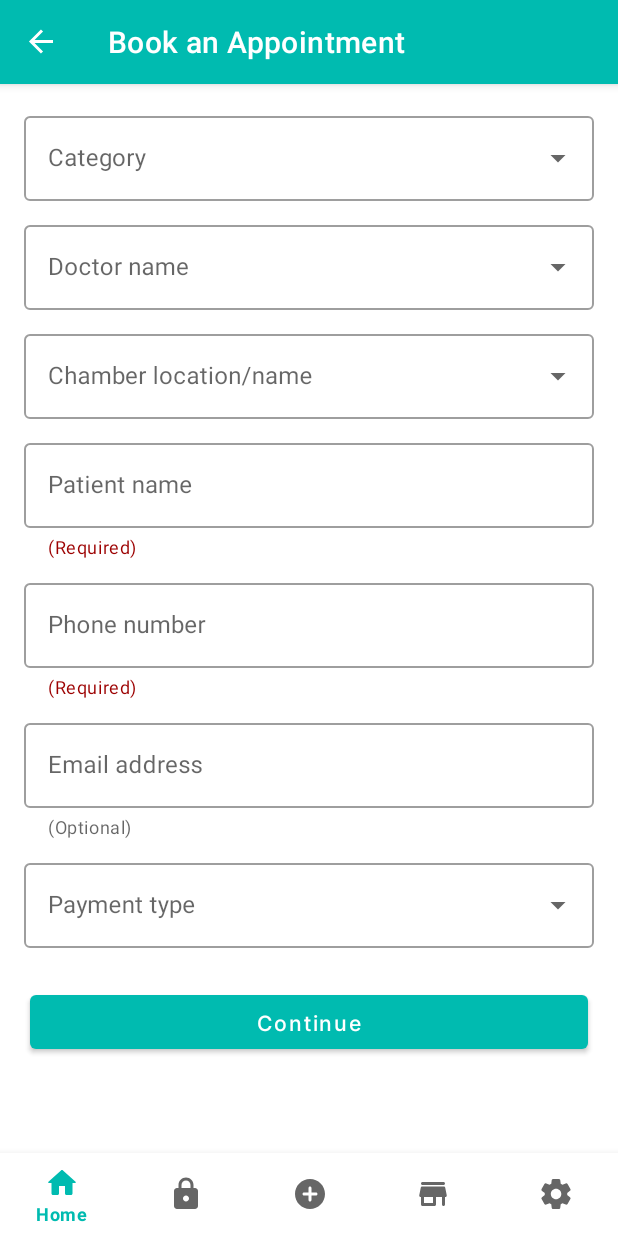
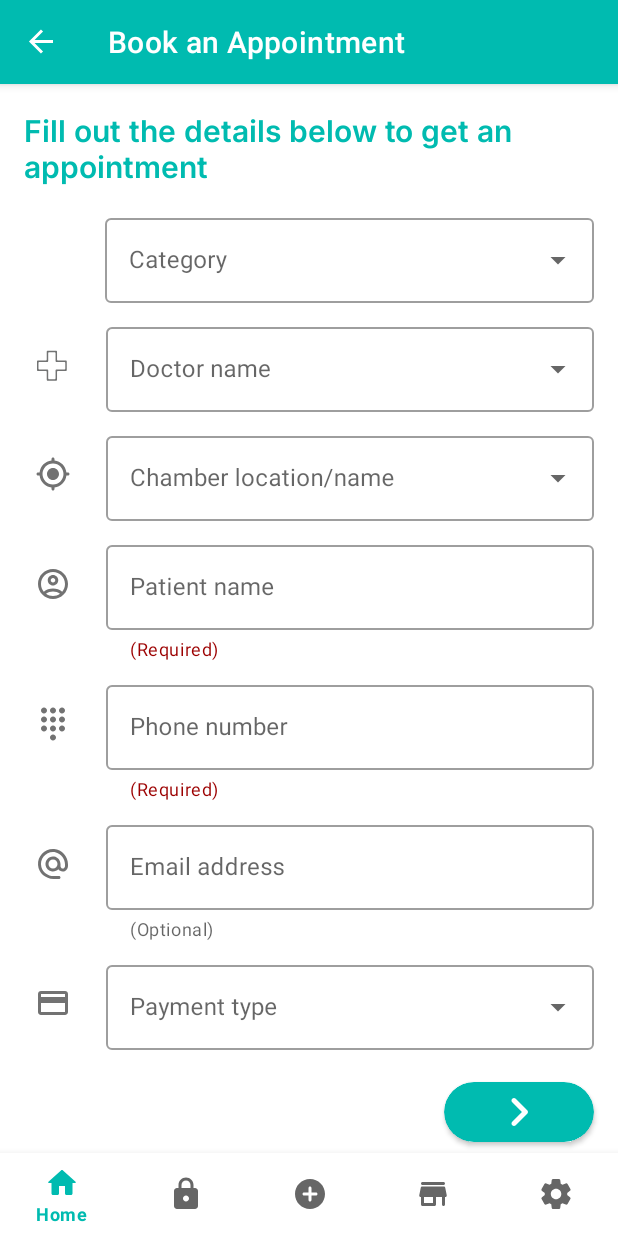
Before and after one commit to badKAPAV/vigor, an Android app: the AppointmentFormFragment screen opened through its navigation route, on a phone screen of 412 x 824 dp. Run offline under Robolectric (Android 15) with nearby library versions, the phone set to English and light mode, and no system bars; our stand-ins replace navigation-ui; Roboto replaces fonts that are not available here.

Commit message:
initial commit

```diff
--- a/app/src/main/java/com/example/vigor/HelpFragment.kt
+++ b/app/src/main/java/com/example/vigor/pageFragments/HelpFragment.kt
@@ -1,10 +1,11 @@
-package com.example.vigor
+package com.example.vigor.pageFragments
 
 import android.os.Bundle
 import androidx.fragment.app.Fragment
 import android.view.LayoutInflater
 import android.view.View
 import android.view.ViewGroup
+import com.example.vigor.R
 
 class HelpFragment : Fragment() {
 
--- /dev/null
+++ b/app/src/main/res/drawable/ic_account_outline_black.xml
@@ -0,0 +1,6 @@
+<vector android:height="24dp" android:tint="#727272"
+    android:viewportHeight="24" android:viewportWidth="24"
+    android:width="24dp" xmlns:android="http://schemas.android.com/apk/res/android">
+    <path android:fillColor="@android:color/white" android:pathData="M12,2C6.48,2 2,6.48 2,12s4.48,10 10,10s10,-4.48 10,-10S17.52,2 12,2zM7.35,18.5C8.66,17.56 10.26,17 12,17s3.34,0.56 4.65,1.5C15.34,19.44 13.74,20 12,20S8.66,19.44 7.35,18.5zM18.14,17.12L18.14,17.12C16.45,15.8 14.32,15 12,15s-4.45,0.8 -6.14,2.12l0,0C4.7,15.73 4,13.95 4,12c0,-4.42 3.58,-8 8,-8s8,3.58 8,8C20,13.95 19.3,15.73 18.14,17.12z"/>
+    <path android:fillColor="@android:color/white" android:pathData="M12,6c-1.93,0 -3.5,1.57 -3.5,3.5S10.07,13 12,13s3.5,-1.57 3.5,-3.5S13.93,6 12,6zM12,11c-0.83,0 -1.5,-0.67 -1.5,-1.5S11.17,8 12,8s1.5,0.67 1.5,1.5S12.83,11 12,11z"/>
+</vector>
--- /dev/null
+++ b/app/src/main/res/drawable/ic_arrow_right_white.xml
@@ -0,0 +1,5 @@
+<vector android:autoMirrored="true" android:height="24dp"
+    android:tint="#FFFFFF" android:viewportHeight="24"
+    android:viewportWidth="24" android:width="24dp" xmlns:android="http://schemas.android.com/apk/res/android">
+    <path android:fillColor="@android:color/white" android:pathData="M9.29,15.88L13.17,12 9.29,8.12c-0.39,-0.39 -0.39,-1.02 0,-1.41 0.39,-0.39 1.02,-0.39 1.41,0l4.59,4.59c0.39,0.39 0.39,1.02 0,1.41L10.7,17.3c-0.39,0.39 -1.02,0.39 -1.41,0 -0.38,-0.39 -0.39,-1.03 0,-1.42z"/>
+</vector>
--- /dev/null
+++ b/app/src/main/res/drawable/ic_email_icon_black.xml
@@ -0,0 +1,5 @@
+<vector android:height="24dp" android:tint="#727272"
+    android:viewportHeight="24" android:viewportWidth="24"
+    android:width="24dp" xmlns:android="http://schemas.android.com/apk/res/android">
+    <path android:fillColor="@android:color/white" android:pathData="M12.72,2.03C6.63,1.6 1.6,6.63 2.03,12.72 2.39,18.01 7.01,22 12.31,22H16c0.55,0 1,-0.45 1,-1s-0.45,-1 -1,-1h-3.67c-3.73,0 -7.15,-2.42 -8.08,-6.03 -1.49,-5.8 3.91,-11.21 9.71,-9.71C17.58,5.18 20,8.6 20,12.33v1.1c0,0.79 -0.71,1.57 -1.5,1.57s-1.5,-0.78 -1.5,-1.57v-1.25c0,-2.51 -1.78,-4.77 -4.26,-5.12 -3.4,-0.49 -6.27,2.45 -5.66,5.87 0.34,1.91 1.83,3.49 3.72,3.94 1.84,0.43 3.59,-0.16 4.74,-1.33 0.89,1.22 2.67,1.86 4.3,1.21 1.34,-0.53 2.16,-1.9 2.16,-3.34v-1.09c0,-5.31 -3.99,-9.93 -9.28,-10.29zM12,15c-1.66,0 -3,-1.34 -3,-3s1.34,-3 3,-3 3,1.34 3,3 -1.34,3 -3,3z"/>
+</vector>
--- /dev/null
+++ b/app/src/main/res/drawable/ic_location_round.xml
@@ -0,0 +1,5 @@
+<vector android:height="24dp" android:tint="#727272"
+    android:viewportHeight="24" android:viewportWidth="24"
+    android:width="24dp" xmlns:android="http://schemas.android.com/apk/res/android">
+    <path android:fillColor="@android:color/white" android:pathData="M12,8c-2.21,0 -4,1.79 -4,4s1.79,4 4,4 4,-1.79 4,-4 -1.79,-4 -4,-4zM20.94,11c-0.46,-4.17 -3.77,-7.48 -7.94,-7.94L13,2c0,-0.55 -0.45,-1 -1,-1s-1,0.45 -1,1v1.06C6.83,3.52 3.52,6.83 3.06,11L2,11c-0.55,0 -1,0.45 -1,1s0.45,1 1,1h1.06c0.46,4.17 3.77,7.48 7.94,7.94L11,22c0,0.55 0.45,1 1,1s1,-0.45 1,-1v-1.06c4.17,-0.46 7.48,-3.77 7.94,-7.94L22,13c0.55,0 1,-0.45 1,-1s-0.45,-1 -1,-1h-1.06zM12,19c-3.87,0 -7,-3.13 -7,-7s3.13,-7 7,-7 7,3.13 7,7 -3.13,7 -7,7z"/>
+</vector>
--- /dev/null
+++ b/app/src/main/res/drawable/ic_payment_black.xml
@@ -0,0 +1,5 @@
+<vector android:height="24dp" android:tint="#727272"
+    android:viewportHeight="24" android:viewportWidth="24"
+    android:width="24dp" xmlns:android="http://schemas.android.com/apk/res/android">
+    <path android:fillColor="@android:color/white" android:pathData="M20,4L4,4c-1.11,0 -1.99,0.89 -1.99,2L2,18c0,1.11 0.89,2 2,2h16c1.11,0 2,-0.89 2,-2L22,6c0,-1.11 -0.89,-2 -2,-2zM20,18L4,18v-6h16v6zM20,8L4,8L4,6h16v2z"/>
+</vector>
--- /dev/null
+++ b/app/src/main/res/drawable/ic_phone_dialpad_black.xml
@@ -0,0 +1,5 @@
+<vector android:height="24dp" android:tint="#727272"
+    android:viewportHeight="24" android:viewportWidth="24"
+    android:width="24dp" xmlns:android="http://schemas.android.com/apk/res/android">
+    <path android:fillColor="@android:color/white" android:pathData="M12,19c-1.1,0 -2,0.9 -2,2s0.9,2 2,2 2,-0.9 2,-2 -0.9,-2 -2,-2zM6,1c-1.1,0 -2,0.9 -2,2s0.9,2 2,2 2,-0.9 2,-2 -0.9,-2 -2,-2zM6,7c-1.1,0 -2,0.9 -2,2s0.9,2 2,2 2,-0.9 2,-2 -0.9,-2 -2,-2zM6,13c-1.1,0 -2,0.9 -2,2s0.9,2 2,2 2,-0.9 2,-2 -0.9,-2 -2,-2zM18,5c1.1,0 2,-0.9 2,-2s-0.9,-2 -2,-2 -2,0.9 -2,2 0.9,2 2,2zM12,13c-1.1,0 -2,0.9 -2,2s0.9,2 2,2 2,-0.9 2,-2 -0.9,-2 -2,-2zM18,13c-1.1,0 -2,0.9 -2,2s0.9,2 2,2 2,-0.9 2,-2 -0.9,-2 -2,-2zM18,7c-1.1,0 -2,0.9 -2,2s0.9,2 2,2 2,-0.9 2,-2 -0.9,-2 -2,-2zM12,7c-1.1,0 -2,0.9 -2,2s0.9,2 2,2 2,-0.9 2,-2 -0.9,-2 -2,-2zM12,1c-1.1,0 -2,0.9 -2,2s0.9,2 2,2 2,-0.9 2,-2 -0.9,-2 -2,-2z"/>
+</vector>
--- a/app/src/main/res/drawable/search_bar_shape.xml
+++ b/app/src/main/res/drawable/search_bar_shape.xml
@@ -5,8 +5,6 @@
     <size
         android:width="240dp"
         android:height="30dp"/>
-    <solid
-        android:color="#424242"/>
     <corners
         android:radius="5dp"/>
     <stroke
--- a/app/src/main/res/layout/activity_main.xml
+++ b/app/src/main/res/layout/activity_main.xml
@@ -24,6 +24,7 @@
         android:layout_height="55dp"
         android:id="@+id/bottom_navigation"
         app:menu="@menu/menu"
-        app:layout_constraintBottom_toBottomOf="parent"/>
+        app:layout_constraintBottom_toBottomOf="parent"
+        app:labelVisibilityMode="selected"/>
 
 </androidx.constraintlayout.widget.ConstraintLayout>
--- a/app/src/main/res/layout/fragment_appointment.xml
+++ b/app/src/main/res/layout/fragment_appointment.xml
@@ -273,7 +273,6 @@
                             android:layout_height="wrap_content"
                             android:layout_marginLeft="10dp"
                             android:layout_marginTop="10dp"
-                            android:layout_marginBottom="10dp"
                             android:orientation="vertical">
 
                             <TextView
@@ -496,7 +495,6 @@
                             android:layout_height="wrap_content"
                             android:layout_marginLeft="10dp"
                             android:layout_marginTop="10dp"
-                            android:layout_marginBottom="10dp"
                             android:orientation="vertical">
 
                             <TextView
@@ -719,7 +717,6 @@
                             android:layout_height="wrap_content"
                             android:layout_marginLeft="10dp"
                             android:layout_marginTop="10dp"
-                            android:layout_marginBottom="10dp"
                             android:orientation="vertical">
 
                             <TextView
@@ -942,7 +939,6 @@
                             android:layout_height="wrap_content"
                             android:layout_marginLeft="10dp"
                             android:layout_marginTop="10dp"
-                            android:layout_marginBottom="10dp"
                             android:orientation="vertical">
 
                             <TextView
--- a/app/src/main/res/layout/fragment_appointment_form.xml
+++ b/app/src/main/res/layout/fragment_appointment_form.xml
@@ -1,20 +1,36 @@
 <?xml version="1.0" encoding="utf-8"?>
 <LinearLayout xmlns:android="http://schemas.android.com/apk/res/android"
+    xmlns:app="http://schemas.android.com/apk/res-auto"
     xmlns:tools="http://schemas.android.com/tools"
     android:layout_width="match_parent"
     android:layout_height="match_parent"
-    xmlns:app="http://schemas.android.com/apk/res-auto"
-    tools:context=".pageFragments.AppointmentFormFragment"
-    android:orientation="vertical">
+    android:orientation="vertical"
+    tools:context=".pageFragments.AppointmentFormFragment">
+
+    <TextView
+        android:layout_width="wrap_content"
+        android:layout_height="wrap_content"
+        android:layout_marginLeft="16dp"
+        android:layout_marginTop="16dp"
+        android:fontFamily="@font/inter_semibold"
+        android:text="Fill out the details below to get an appointment"
+        android:textColor="@color/vigor_teal"
+        android:textSize="20sp" />
+
+
+    <LinearLayout
+        android:layout_width="match_parent"
+        android:layout_height="wrap_content"
+        android:layout_marginTop="16dp"
+        android:layout_marginBottom="5dp"
+        android:orientation="horizontal">
 
         <com.google.android.material.textfield.TextInputLayout
             style="@style/Widget.MaterialComponents.TextInputLayout.OutlinedBox.ExposedDropdownMenu"
             android:layout_width="match_parent"
             android:layout_height="wrap_content"
-        android:layout_marginTop="16dp"
-        android:layout_marginLeft="16dp"
+            android:layout_marginLeft="70dp"
             android:layout_marginRight="16dp"
-        android:layout_marginBottom="5dp"
             android:hint="Category">
 
             <AutoCompleteTextView
@@ -25,14 +41,28 @@
 
         </com.google.android.material.textfield.TextInputLayout>
 
+    </LinearLayout>
+
+    <LinearLayout
+        android:layout_width="match_parent"
+        android:layout_height="wrap_content"
+        android:layout_marginTop="5dp"
+        android:layout_marginBottom="5dp"
+        android:orientation="horizontal">
+
+        <ImageView
+            android:layout_width="wrap_content"
+            android:layout_height="wrap_content"
+            android:layout_gravity="center"
+            android:layout_marginLeft="23dp"
+            android:src="@drawable/ic_doctor" />
+
         <com.google.android.material.textfield.TextInputLayout
             style="@style/Widget.MaterialComponents.TextInputLayout.OutlinedBox.ExposedDropdownMenu"
             android:layout_width="match_parent"
             android:layout_height="wrap_content"
-        android:layout_marginTop="5dp"
-        android:layout_marginLeft="16dp"
+            android:layout_marginLeft="23dp"
             android:layout_marginRight="16dp"
-        android:layout_marginBottom="5dp"
             android:hint="Doctor name">
 
             <AutoCompleteTextView
@@ -43,14 +73,28 @@
 
         </com.google.android.material.textfield.TextInputLayout>
 
+    </LinearLayout>
+
+    <LinearLayout
+        android:layout_width="match_parent"
+        android:layout_height="wrap_content"
+        android:layout_marginTop="5dp"
+        android:layout_marginBottom="5dp"
+        android:orientation="horizontal">
+
+        <ImageView
+            android:layout_width="wrap_content"
+            android:layout_height="wrap_content"
+            android:layout_gravity="center"
+            android:layout_marginLeft="23dp"
+            android:src="@drawable/ic_location_round" />
+
         <com.google.android.material.textfield.TextInputLayout
             style="@style/Widget.MaterialComponents.TextInputLayout.OutlinedBox.ExposedDropdownMenu"
             android:layout_width="match_parent"
             android:layout_height="wrap_content"
-        android:layout_marginTop="5dp"
-        android:layout_marginLeft="16dp"
+            android:layout_marginLeft="23dp"
             android:layout_marginRight="16dp"
-        android:layout_marginBottom="5dp"
             android:hint="Chamber location/name">
 
             <AutoCompleteTextView
@@ -61,74 +105,133 @@
 
         </com.google.android.material.textfield.TextInputLayout>
 
-    <com.google.android.material.textfield.TextInputLayout
-        style="@style/Widget.MaterialComponents.TextInputLayout.OutlinedBox"
+    </LinearLayout>
+
+    <LinearLayout
         android:layout_width="match_parent"
         android:layout_height="wrap_content"
         android:layout_marginTop="5dp"
-        android:layout_marginLeft="16dp"
-        android:layout_marginRight="16dp"
         android:layout_marginBottom="5dp"
-        android:hint="Patient name"
-        app:helperText="(Required)"
-        app:helperTextTextColor="@color/red"
-        app:endIconMode="clear_text">
+        android:orientation="horizontal">
 
-        <com.google.android.material.textfield.TextInputEditText
-            android:layout_width="match_parent"
+        <ImageView
+            android:layout_width="wrap_content"
             android:layout_height="wrap_content"
-            android:inputType="textPersonName"/>
-
-    </com.google.android.material.textfield.TextInputLayout>
+            android:layout_gravity="center"
+            android:layout_marginLeft="23dp"
+            android:layout_marginBottom="10dp"
+            android:src="@drawable/ic_account_outline_black" />
 
         <com.google.android.material.textfield.TextInputLayout
             style="@style/Widget.MaterialComponents.TextInputLayout.OutlinedBox"
             android:layout_width="match_parent"
             android:layout_height="wrap_content"
-        android:layout_marginTop="5dp"
-        android:layout_marginLeft="16dp"
+            android:layout_marginLeft="23dp"
             android:layout_marginRight="16dp"
-        android:layout_marginBottom="5dp"
-        android:hint="Phone number"
+            android:hint="Patient name"
+            app:endIconMode="clear_text"
             app:helperText="(Required)"
-        app:helperTextTextColor="@color/red"
-        app:endIconMode="clear_text">
+            app:helperTextTextColor="@color/red">
 
             <com.google.android.material.textfield.TextInputEditText
                 android:layout_width="match_parent"
                 android:layout_height="wrap_content"
-            android:maxLength="10"
-            android:inputType="number"/>
+                android:inputType="textPersonName" />
 
         </com.google.android.material.textfield.TextInputLayout>
+
+    </LinearLayout>
+
+    <LinearLayout
+        android:layout_width="match_parent"
+        android:layout_height="wrap_content"
+        android:layout_marginTop="5dp"
+        android:layout_marginBottom="5dp"
+        android:orientation="horizontal">
+
+        <ImageView
+            android:layout_width="wrap_content"
+            android:layout_height="wrap_content"
+            android:layout_gravity="center"
+            android:layout_marginLeft="23dp"
+            android:layout_marginBottom="10dp"
+            android:src="@drawable/ic_phone_dialpad_black" />
 
         <com.google.android.material.textfield.TextInputLayout
             style="@style/Widget.MaterialComponents.TextInputLayout.OutlinedBox"
             android:layout_width="match_parent"
             android:layout_height="wrap_content"
-        android:layout_marginTop="5dp"
-        android:layout_marginLeft="16dp"
+            android:layout_marginLeft="23dp"
             android:layout_marginRight="16dp"
-        android:layout_marginBottom="5dp"
-        android:hint="Email address"
-        app:helperText="(Optional)"
-        app:endIconMode="clear_text">
+            android:hint="Phone number"
+            app:endIconMode="clear_text"
+            app:helperText="(Required)"
+            app:helperTextTextColor="@color/red">
 
             <com.google.android.material.textfield.TextInputEditText
                 android:layout_width="match_parent"
                 android:layout_height="wrap_content"
-            android:inputType="textEmailAddress"/>
+                android:inputType="number"
+                android:maxLength="10" />
 
         </com.google.android.material.textfield.TextInputLayout>
+
+    </LinearLayout>
+
+    <LinearLayout
+        android:layout_width="match_parent"
+        android:layout_height="wrap_content"
+        android:layout_marginTop="5dp"
+        android:layout_marginBottom="5dp"
+        android:orientation="horizontal">
+
+        <ImageView
+            android:layout_width="wrap_content"
+            android:layout_height="wrap_content"
+            android:layout_gravity="center"
+            android:layout_marginLeft="23dp"
+            android:layout_marginBottom="10dp"
+            android:src="@drawable/ic_email_icon_black" />
+
+        <com.google.android.material.textfield.TextInputLayout
+            style="@style/Widget.MaterialComponents.TextInputLayout.OutlinedBox"
+            android:layout_width="match_parent"
+            android:layout_height="wrap_content"
+            android:layout_marginLeft="23dp"
+            android:layout_marginRight="16dp"
+            android:hint="Email address"
+            app:endIconMode="clear_text"
+            app:helperText="(Optional)">
+
+            <com.google.android.material.textfield.TextInputEditText
+                android:layout_width="match_parent"
+                android:layout_height="wrap_content"
+                android:inputType="textEmailAddress" />
+
+        </com.google.android.material.textfield.TextInputLayout>
+
+    </LinearLayout>
+
+    <LinearLayout
+        android:layout_width="match_parent"
+        android:layout_height="wrap_content"
+        android:layout_marginTop="5dp"
+        android:layout_marginBottom="5dp"
+        android:orientation="horizontal">
+
+        <ImageView
+            android:layout_width="wrap_content"
+            android:layout_height="wrap_content"
+            android:src="@drawable/ic_payment_black"
+            android:layout_gravity="center"
+            android:layout_marginLeft="23dp"/>
 
     <com.google.android.material.textfield.TextInputLayout
         style="@style/Widget.MaterialComponents.TextInputLayout.OutlinedBox.ExposedDropdownMenu"
         android:layout_width="match_parent"
         android:layout_height="wrap_content"
-        android:layout_marginTop="5dp"
-        android:layout_marginLeft="16dp"
+        android:layout_marginLeft="23dp"
         android:layout_marginRight="16dp"
-        android:layout_marginBottom="5dp"
         android:hint="Payment type">
 
         <AutoCompleteTextView
@@ -139,14 +242,24 @@
 
     </com.google.android.material.textfield.TextInputLayout>
 
-    <Button
-        android:layout_width="match_parent"
-        android:layout_height="wrap_content"
-        android:text="Continue"
-        android:layout_gravity="center_horizontal"
-        android:layout_margin="20dp"
-        android:textColor="@color/white"
-        android:textAllCaps="false"
-        android:fontFamily="@font/inter_medium"/>
+    </LinearLayout>
+
+    <androidx.cardview.widget.CardView
+        android:layout_width="100dp"
+        android:layout_height="40dp"
+        android:layout_gravity="right"
+        android:layout_marginTop="16dp"
+        android:layout_marginRight="16dp"
+        android:clickable="true"
+        app:cardBackgroundColor="@color/vigor_teal"
+        app:cardCornerRadius="30dp">
+
+        <ImageView
+            android:layout_width="40dp"
+            android:layout_height="40dp"
+            android:layout_gravity="center"
+            android:src="@drawable/ic_arrow_right_white" />
+
+    </androidx.cardview.widget.CardView>
 
 </LinearLayout>
--- a/app/src/main/res/layout/fragment_help.xml
+++ b/app/src/main/res/layout/fragment_help.xml
@@ -3,7 +3,7 @@
     xmlns:tools="http://schemas.android.com/tools"
     android:layout_width="match_parent"
     android:layout_height="match_parent"
-    tools:context=".HelpFragment">
+    tools:context=".pageFragments.HelpFragment">
 
     <TextView
         android:layout_width="match_parent"
--- a/app/src/main/res/navigation/nav_graph.xml
+++ b/app/src/main/res/navigation/nav_graph.xml
@@ -86,7 +86,7 @@
     </fragment>
     <fragment
         android:id="@+id/helpFragment"
-        android:name="com.example.vigor.HelpFragment"
+        android:name="com.example.vigor.pageFragments.HelpFragment"
         android:label="No help for you bitch"
         tools:layout="@layout/fragment_help">
         <action
```
Also changed, not shown: app/src/main/java/com/example/vigor/pageFragments/LandingPageFragment.kt (added, +20 -0 lines), app/src/main/res/layout/fragment_home.xml (+15 -10 lines), app/src/main/res/layout/fragment_landing_page.xml (added, +9 -0 lines), app/src/main/res/layout/fragment_settings.xml (+7 -43 lines), app/src/main/res/menu/menu_doctor.xml (added, +19 -0 lines). Lines whose indentation alone changed are shown as unchanged.
